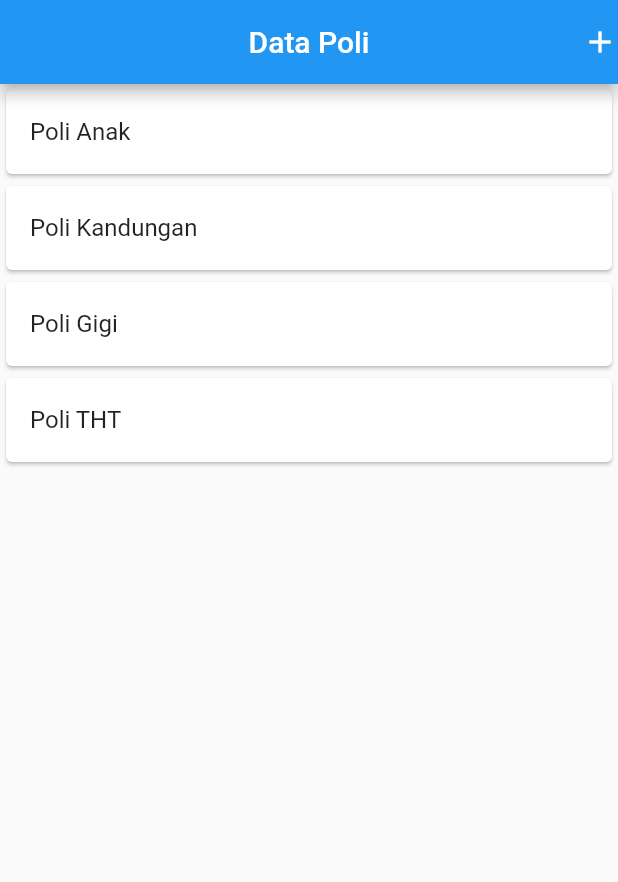
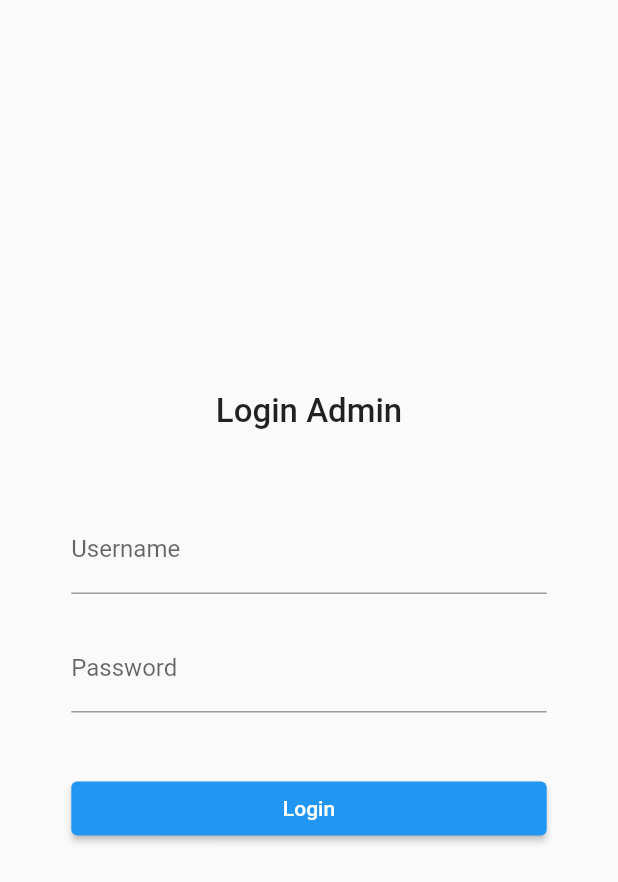
Before and after one commit to LEONSG1/flutter, a Flutter app: the screen it shows after launch, on a phone screen of 412 x 824 dp. Shown: the top 882 px of the screen. Run offline on Flutter 3.47's test engine with Material 2 defaults, Android fonts, the phone set to English and light mode, and no system bars; our stand-ins replace dio, shared_preferences.

Commit message:
first commit

```diff
--- a/lib/main.dart
+++ b/lib/main.dart
@@ -1,15 +1,15 @@
 import 'package:flutter/material.dart';
-import '/ui/poli_page.dart';
+import '/helpers/user_info.dart';
+import '/ui/beranda.dart';
+import '/ui/login.dart';
 
-void main() => runApp(MyApp());
-
-class MyApp extends StatelessWidget {
-  @override
-  Widget build(BuildContext context) {
-    return MaterialApp(
-      title: 'Klinik APP',
-      debugShowCheckedModeBanner: false,
-      home: PoliPage(),
-    );
-  }
+Future<void> main() async {
+  WidgetsFlutterBinding.ensureInitialized();
+  var token = await UserInfo().getToken();
+  print(token);
+  runApp(MaterialApp(
+    title: "Klinik APP",
+    debugShowCheckedModeBanner: false,
+    home: token == null ? const Login() : const Beranda(),
+  ));
 }
--- a/lib/model/poli.dart
+++ b/lib/model/poli.dart
@@ -3,4 +3,9 @@ class Poli {
   String namaPoli;
 
   Poli({this.id, required this.namaPoli});
+
+  factory Poli.fromJson(Map<String, dynamic> json) =>
+      Poli(id: json["id"], namaPoli: json["nama_poli"]);
+
+  Map<String, dynamic> toJson() => {"nama_poli": namaPoli};
 }
--- /dev/null
+++ b/lib/service/login_service.dart
@@ -0,0 +1,14 @@
+import '../helpers/user_info.dart';
+
+class LoginService {
+  Future<bool> login(String username, String password) async {
+    bool isLogin = false;
+    if (username == 'admin' && password == 'admin') {
+      await UserInfo().setToken("admin");
+      await UserInfo().setUserID("1");
+      await UserInfo().setUsername("admin");
+      isLogin = true;
+    }
+    return isLogin;
+  }
+}
--- /dev/null
+++ b/lib/ui/login.dart
@@ -0,0 +1,104 @@
+import 'package:flutter/material.dart';
+import 'package:klinik_app/service/login_service.dart';
+import 'package:klinik_app/ui/beranda.dart';
+
+class Login extends StatefulWidget {
+  const Login({Key? key}) : super(key: key);
+
+  @override
+  _LoginState createState() => _LoginState();
+}
+
+class _LoginState extends State<Login> {
+  final _formKey = GlobalKey<FormState>();
+  final _usernameCtrl = TextEditingController();
+  final _passwordCtrl = TextEditingController();
+
+  @override
+  Widget build(BuildContext context) {
+    return Scaffold(
+      body: SingleChildScrollView(
+        child: SafeArea(
+          child: SizedBox(
+            height: MediaQuery.of(context).size.height,
+            child: Column(
+              mainAxisAlignment: MainAxisAlignment.center,
+              children: [
+                const Text("Login Admin",
+                    style:
+                        TextStyle(fontSize: 22, fontWeight: FontWeight.w500)),
+                const SizedBox(height: 50),
+                Center(
+                  child: Form(
+                    key: _formKey,
+                    child: SizedBox(
+                      width: MediaQuery.of(context).size.width / 1.3,
+                      child: Column(
+                        children: [
+                          _usernameTextField(),
+                          const SizedBox(height: 20),
+                          _passwordTextField(),
+                          const SizedBox(height: 40),
+                          _tombolLogin(),
+                        ],
+                      ),
+                    ),
+                  ),
+                )
+              ],
+            ),
+          ),
+        ),
+      ),
+    );
+  }
+
+  Widget _usernameTextField() {
+    return TextFormField(
+      decoration: const InputDecoration(labelText: "Username"),
+      controller: _usernameCtrl,
+    );
+  }
+
+  Widget _passwordTextField() {
+    return TextFormField(
+      decoration: const InputDecoration(labelText: "Password"),
+      obscureText: true,
+      controller: _passwordCtrl,
+    );
+  }
+
+  Widget _tombolLogin() {
+    return SizedBox(
+      width: MediaQuery.of(context).size.width,
+      child: ElevatedButton(
+        child: const Text("Login"),
+        onPressed: () async {
+          String username = _usernameCtrl.text;
+          String password = _passwordCtrl.text;
+          await LoginService().login(username, password).then((value) {
+            if (value == true) {
+              Navigator.pushReplacement(context,
+                  MaterialPageRoute(builder: (context) => const Beranda()));
+            } else {
+              AlertDialog alertDialog = AlertDialog(
+                content: const Text("Username atau Password Tidak Valid"),
+                actions: [
+                  ElevatedButton(
+                    onPressed: () {
+                      Navigator.pop(context);
+                    },
+                    style:
+                        ElevatedButton.styleFrom(backgroundColor: Colors.green),
+                    child: const Text("OK"),
+                  ),
+                ],
+              );
+              showDialog(context: context, builder: (context) => alertDialog);
+            }
+          });
+        },
+      ),
+    );
+  }
+}
--- a/lib/ui/poli_page.dart
+++ b/lib/ui/poli_page.dart
@@ -1,40 +1,64 @@
 import 'package:flutter/material.dart';
 import '../model/poli.dart';
+import '../service/poli_service.dart';
 import 'poli_detail.dart';
+import 'poli_form.dart';
 import 'poli_item.dart';
-import 'poli_form.dart';
+import '../widget/sidebar.dart';
 
 class PoliPage extends StatefulWidget {
-  const PoliPage({super.key});
-
+  const PoliPage({Key? key}) : super(key: key);
   @override
-  State<PoliPage> createState() => _PoliPageState();
+  _PoliPageState createState() => _PoliPageState();
 }
 
 class _PoliPageState extends State<PoliPage> {
+  Stream<List<Poli>> getList() async* {
+    List<Poli> data = await PoliService().listData();
+    yield data;
+  }
+
   @override
   Widget build(BuildContext context) {
     return Scaffold(
+      drawer: const Sidebar(),
       appBar: AppBar(
         title: const Text("Data Poli"),
-        centerTitle: true,
         actions: [
           GestureDetector(
             child: const Icon(Icons.add),
             onTap: () {
               Navigator.push(
-                  context, MaterialPageRoute(builder: (context) => PoliForm()));
+                context,
+                MaterialPageRoute(builder: (context) => const PoliForm()),
+              );
             },
-          ),
+          )
         ],
       ),
-      body: ListView(
-        children: [
-          PoliItem(poli: Poli(namaPoli: "Poli Anak")),
-          PoliItem(poli: Poli(namaPoli: "Poli Kandungan")),
-          PoliItem(poli: Poli(namaPoli: "Poli Gigi")),
-          PoliItem(poli: Poli(namaPoli: "Poli THT")),
-        ],
+      body: StreamBuilder(
+        stream: getList(),
+        builder: (context, AsyncSnapshot snapshot) {
+          if (snapshot.hasError) {
+            return Text(snapshot.error.toString());
+          }
+          if (snapshot.connectionState != ConnectionState.done) {
+            return const Center(
+              child: CircularProgressIndicator(),
+            );
+          }
+          if (!snapshot.hasData &&
+              snapshot.connectionState == ConnectionState.done) {
+            return const Text('Data Kosong');
+          }
+
+          return ListView.builder(
+            itemCount: snapshot.data.length,
+            itemBuilder: (context, index) {
+              return PoliItem(poli: snapshot.data[index]);
+            },
+          );
+        },
       ),
     );
   }
--- a/pubspec.yaml
+++ b/pubspec.yaml
@@ -35,6 +35,8 @@ dependencies:
   # The following adds the Cupertino Icons font to your application.
   # Use with the CupertinoIcons class for iOS style icons.
   cupertino_icons: ^1.0.2
+  dio: ^4.0.6
+  shared_preferences: ^2.0.15
 
 dev_dependencies:
   flutter_test:
```
Also changed, not shown: config.json (added, +8 -0 lines), lib/helpers/api_client.dart (added, +45 -0 lines), lib/helpers/user_info.dart (added, +42 -0 lines), lib/service/poli_service.dart (added, +39 -0 lines), lib/ui/beranda.dart (added, +17 -0 lines), lib/ui/poli_detail.dart (+73 -16 lines), lib/ui/poli_form.dart (+19 -9 lines), lib/ui/poli_update_form.dart (+31 -12 lines), lib/widget/sidebar.dart (added, +59 -0 lines), lib/ui/poli_item.dart (line endings or trailing spaces), pubspec.lock, 1 other file.
